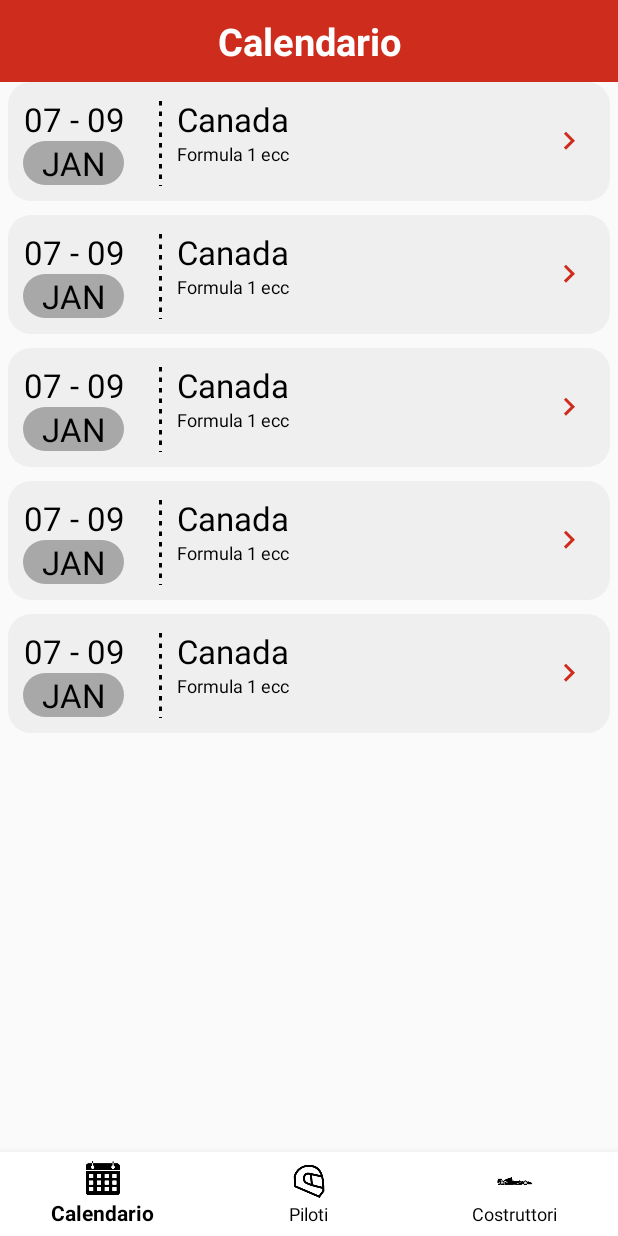
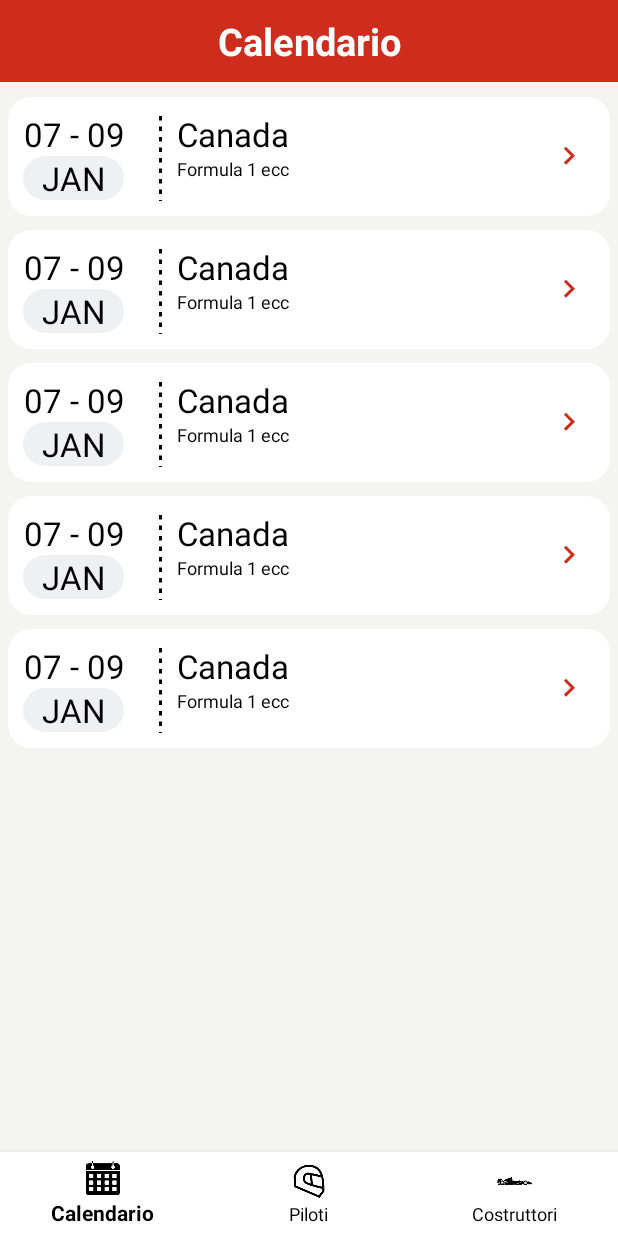
Before and after one commit to LP2097/ProjectWork_2, an Android app: the screen it shows after launch (MainActivity), on a phone screen of 412 x 824 dp. Run offline under Robolectric (Android 15) with nearby library versions, the phone set to English and light mode, and no system bars; Roboto replaces fonts that are not available here; 5 statements that could not run were skipped.

Commit message:
Fix grafici

```diff
--- a/app/src/main/java/thunderbytes/com/formulanews/Fragments/ListFragment.java
+++ b/app/src/main/java/thunderbytes/com/formulanews/Fragments/ListFragment.java
@@ -11,6 +11,7 @@ import android.view.View;
 import android.view.ViewGroup;
 import android.widget.ArrayAdapter;
 import android.widget.ImageButton;
+import android.widget.LinearLayout;
 import android.widget.ListView;
 import android.widget.TextView;
 import thunderbytes.com.formulanews.Models.Race;
@@ -44,8 +45,22 @@ public class ListFragment extends Fragment {
         title = (TextView)vView.findViewById(R.id.fragmentTitle);
         listView = (ListView)vView.findViewById(R.id.listView);
         fragmentId = getArguments().getInt(ID);
+        MyAdapter adapter = new MyAdapter(getContext(), fakePosition, fakeFirstName, fakeLastName, fakePoints);
 
-        MyAdapter adapter = new MyAdapter(getContext(), fakePosition, fakeFirstName, fakeLastName, fakePoints);
+        switch (fragmentId){
+            case 0:
+                vView.setBackgroundColor(getResources().getColor(R.color.white_smoke));
+                break;
+
+            case 1:
+                vView.setBackgroundColor(getResources().getColor(R.color.grey_darker));
+                break;
+
+            case 2:
+                vView.setBackgroundColor(getResources().getColor(R.color.grey_darker));
+                break;
+        }
+
         listView.setAdapter(adapter);
         return vView;
     }
--- a/app/src/main/res/layout/calendar_cell_layout.xml
+++ b/app/src/main/res/layout/calendar_cell_layout.xml
@@ -14,7 +14,8 @@
         android:paddingBottom="10sp"
         android:layout_marginLeft="5sp"
         android:layout_marginRight="5sp"
-        android:layout_marginBottom="10sp">
+        android:layout_marginBottom="10sp"
+        android:backgroundTint="@color/white">
 
         <LinearLayout
             android:layout_width="wrap_content"
@@ -42,6 +43,7 @@
                 android:singleLine="true"
                 android:text="JAN"
                 android:background="@drawable/text_background"
+                android:backgroundTint="@color/grey_light"
                 android:textColor="@android:color/background_dark"
                 android:textAlignment="center"
                 android:textAllCaps="true"
@@ -87,7 +89,6 @@
 
         </LinearLayout>
 
-
         <ImageButton
             android:id="@+id/infoBtn"
             android:layout_width="wrap_content"
@@ -99,8 +100,6 @@
             android:maxLines="1"
             android:paddingLeft="10sp"
             android:singleLine="true"
-            android:src="@drawable/ic_keyboard_arrow_right_black_24dp"
-             />
+            android:src="@drawable/ic_keyboard_arrow_right_black_24dp" />
     </LinearLayout>
-
 </LinearLayout>
--- a/app/src/main/res/layout/list_cell_layout.xml
+++ b/app/src/main/res/layout/list_cell_layout.xml
@@ -14,7 +14,8 @@
         android:background="@drawable/background_cell_layout"
         android:layout_marginLeft="5sp"
         android:layout_marginRight="5sp"
-        android:layout_marginBottom="10sp">
+        android:layout_marginBottom="10sp"
+        android:backgroundTint="@color/white">
 
         <TextView
             android:id="@+id/position"
@@ -25,7 +26,7 @@
             android:singleLine="true"
             android:layout_width="wrap_content"
             android:layout_height="match_parent"
-            android:layout_weight="0.5"
+            android:layout_marginRight="20sp"
             android:textColor="@android:color/background_dark"
             android:layout_marginLeft="20sp"/>
 
@@ -75,6 +76,7 @@
             android:text="120 PTS"
             android:gravity="center|right"
             android:textColor="@android:color/background_dark"
+            android:background="@color/grey_light"
             android:layout_marginRight="20sp"
             android:textSize="18sp" />
     </LinearLayout>
--- a/app/src/main/res/layout/list_layout.xml
+++ b/app/src/main/res/layout/list_layout.xml
@@ -3,7 +3,9 @@
     xmlns:app="http://schemas.android.com/apk/res-auto"
     android:orientation="vertical"
     android:layout_width="match_parent"
-    android:layout_height="match_parent">
+    android:layout_height="match_parent"
+    android:id="@+id/container"
+    android:background="@color/white_smoke">
 
     <TextView
         android:id="@+id/fragmentTitle"
@@ -22,7 +24,9 @@
         android:layout_width="match_parent"
         android:layout_height="match_parent"
         android:id="@+id/listView"
-        android:divider="#00000000" >
+        android:listSelector="@android:color/transparent"
+        android:divider="#00000000"
+        android:layout_marginTop="10sp">
     </ListView>
 
 </LinearLayout>
--- a/app/src/main/res/values/colors.xml
+++ b/app/src/main/res/values/colors.xml
@@ -5,6 +5,20 @@
     <color name="colorAccent">#D81B60</color>
     <color name="colorDark">#000</color>
 
+    <color name="white">#FFFFFF</color>
+    <color name="white_smoke">#F4F4F1</color>
+    <color name="grey_light">#EFF0F1</color>
     <color name="grey">#9C9C9C</color>
+    <color name="grey_darker">#13161E</color>
+    <color name="black">#000000</color>
     <color name="red">#CE2C1D</color>
+    <color name="mercedes">#5ECEBF</color>
+    <color name="ferrari">#CE2D1E</color>
+    <color name="redbull">#2640F6</color>
+    <color name="mclaren">#CE761E</color>
+    <color name="racingpoints">#E59BC6</color>
+    <color name="renault">#fbef62</color>
+    <color name="richenergy">#010101</color>
+    <color name="alfaromeo">#902c38</color>
+    <color name="rokit">#3b8ad3</color>
 </resources>
```
Also changed, not shown: app/src/main/java/thunderbytes/com/formulanews/MainActivity.java (+1 -13 lines).
